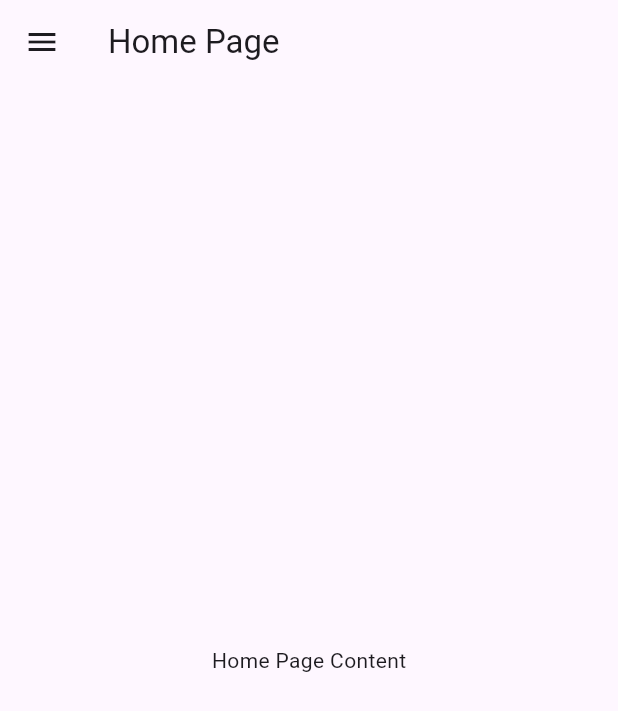
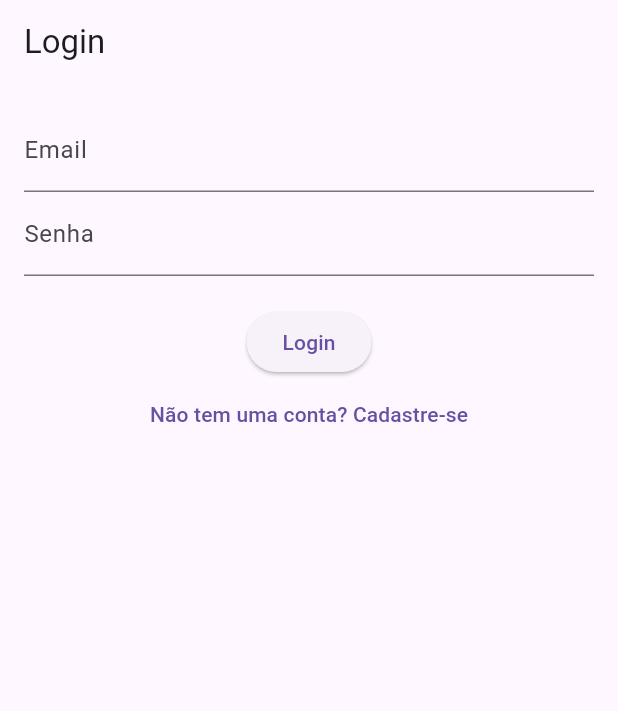
Before and after one commit to RVictorCruz/Mestre_fit, a Flutter app: the screen it shows after launch, on a phone screen of 412 x 824 dp. Shown: the top 711 px of the screen. Run offline on Flutter 3.47's test engine with Material 3 defaults, Android fonts, the phone set to English and light mode, and no system bars; our stand-ins replace cached_network_image.

Commit message:
Esqueleto do Projeto

```diff
--- a/lib/main.dart
+++ b/lib/main.dart
@@ -1,5 +1,6 @@
 import 'package:flutter/material.dart';
-import 'pages/home_page.dart';
+import 'package:mestre_fit/pages/login_page.dart';
+//import 'pages/home_page.dart';
 
 void main() {
   runApp(const MyApp());
@@ -16,7 +17,7 @@ class MyApp extends StatelessWidget {
       theme: ThemeData(
         primarySwatch: Colors.amber,
       ),
-      home: const HomePage(),
+      home: const LoginPage(),
     );
   }
 }
--- /dev/null
+++ b/lib/pages/login_page.dart
@@ -0,0 +1,56 @@
+import 'package:flutter/material.dart';
+import 'signup_page.dart';
+import 'home_page.dart';
+
+class LoginPage extends StatefulWidget {
+  const LoginPage({super.key});
+
+  @override
+  LoginPageState createState() => LoginPageState();
+}
+
+class LoginPageState extends State<LoginPage> {
+  final _emailController = TextEditingController();
+  final _passworlController = TextEditingController();
+
+  void _login() {
+    Navigator.pushReplacement(
+        context, MaterialPageRoute(builder: (context) => const HomePage()));
+  }
+
+  @override
+  Widget build(BuildContext context) {
+    return Scaffold(
+      appBar: AppBar(
+        title: const Text("Login"),
+      ),
+      body: Padding(
+        padding: const EdgeInsets.all(16.0),
+        child: Column(
+          children: [
+            TextField(
+              controller: _emailController,
+              decoration: const InputDecoration(labelText: "Email"),
+            ),
+            TextField(
+              controller: _passworlController,
+              decoration: const InputDecoration(labelText: "Senha"),
+              obscureText: true,
+            ),
+            const SizedBox(height: 20),
+            ElevatedButton(onPressed: _login, child: const Text("Login")),
+            TextButton(
+              onPressed: () {
+                Navigator.push(
+                    context,
+                    MaterialPageRoute(
+                        builder: (context) => const SignupPage()));
+              },
+              child: const Text('Não tem uma conta? Cadastre-se'),
+            )
+          ],
+        ),
+      ),
+    );
+  }
+}
--- a/lib/pages/settings_page.dart
+++ b/lib/pages/treino_page.dart
@@ -1,14 +1,14 @@
 import 'package:flutter/material.dart';
 import '../widgets/my_drawer.dart';
 
-class SettingsPage extends StatelessWidget {
-  const SettingsPage({super.key});
+class TreinoPage extends StatelessWidget {
+  const TreinoPage({super.key});
 
   @override
   Widget build(BuildContext context) {
     return Scaffold(
       appBar: AppBar(
-        title: const Text('Settings Page'),
+        title: const Text('Treino'),
       ),
       drawer: const MyDrawer(),
       body: const Center(
```
Also changed, not shown: lib/pages/signup_page.dart (added, +51 -0 lines), lib/widgets/my_drawer.dart (+14 -4 lines).
